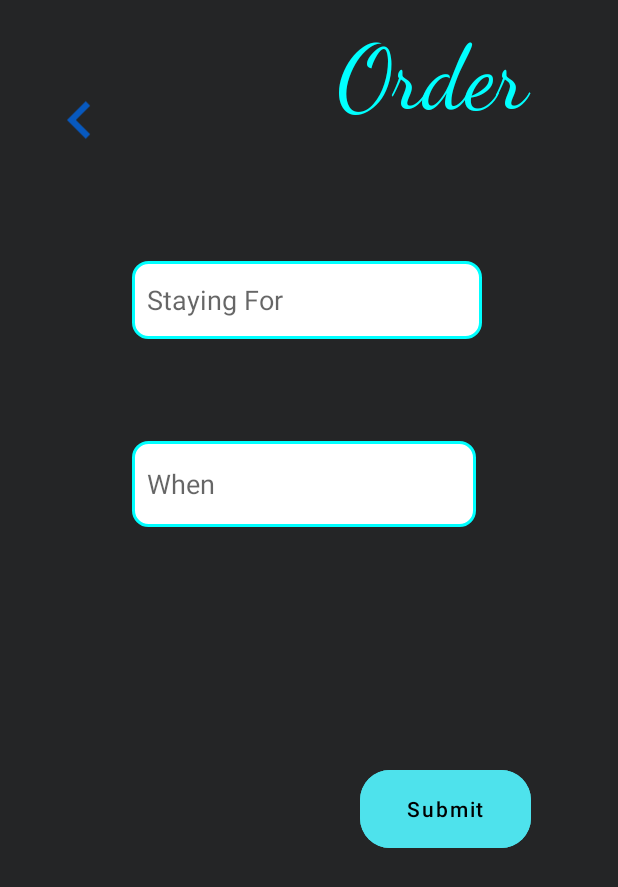
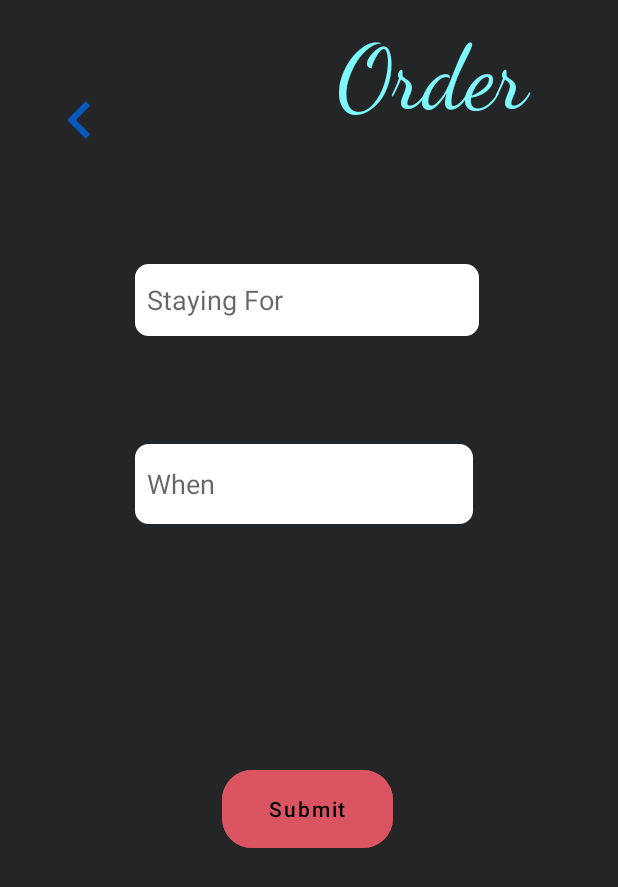
Before and after one commit to deja232/Joeys, an Android app: the form screen opened directly, with no data from a screen before it, on a phone screen of 412 x 824 dp. Shown: the top 887 px of the screen. Run offline under Robolectric (Android 15) with nearby library versions, the phone set to English and light mode, and no system bars.

Commit message:
update color

```diff
--- a/app/src/main/java/com/example/joeys/checkout.java
+++ b/app/src/main/java/com/example/joeys/checkout.java
@@ -3,6 +3,7 @@ package com.example.joeys;
 import androidx.appcompat.app.AppCompatActivity;
 
 import android.os.Bundle;
+
 
 public class checkout extends AppCompatActivity {
 
@@ -11,5 +12,8 @@ public class checkout extends AppCompatActivity {
         super.onCreate(savedInstanceState);
         setContentView(R.layout.activity_checkout);
         getSupportActionBar().hide();
+
+
+
     }
 }
--- a/app/src/main/res/drawable/bglined.xml
+++ b/app/src/main/res/drawable/bglined.xml
@@ -2,6 +2,6 @@
 <shape xmlns:android="http://schemas.android.com/apk/res/android">
     <solid android:color="@color/white"></solid>
     <corners android:radius="10dp"></corners>
-    <stroke android:color="@color/aqua"></stroke>
+    <stroke android:color="#242526"></stroke>
     <stroke android:width="2dp"></stroke>
 </shape>
--- a/app/src/main/res/layout/activity_checkout.xml
+++ b/app/src/main/res/layout/activity_checkout.xml
@@ -4,8 +4,8 @@
     xmlns:tools="http://schemas.android.com/tools"
     android:layout_width="match_parent"
     android:layout_height="match_parent"
-    tools:context=".checkout"
-    android:background="@color/dg">
+    android:background="#242526"
+    tools:context=".checkout">
 
     <androidx.cardview.widget.CardView
         android:id="@+id/cardView"
--- a/app/src/main/res/layout/activity_form.xml
+++ b/app/src/main/res/layout/activity_form.xml
@@ -4,8 +4,8 @@
     xmlns:tools="http://schemas.android.com/tools"
     android:layout_width="match_parent"
     android:layout_height="match_parent"
-    tools:context=".form"
-    android:background="@color/dg">
+    android:background="#242526"
+    tools:context=".form">
 
     <EditText
         android:id="@+id/stay"
@@ -43,7 +43,7 @@
         android:id="@+id/Submit"
         android:layout_width="114dp"
         android:layout_height="64dp"
-        android:layout_marginStart="240dp"
+        android:layout_marginStart="148dp"
         android:layout_marginTop="156dp"
         android:backgroundTint="@color/pblu"
         android:text="Submit"
@@ -63,7 +63,7 @@
         android:fontFamily="cursive"
         android:text="Order"
         android:textAlignment="center"
-        android:textColor="@color/aqua"
+        android:textColor="#7DF9FF "
         android:textSize="60dp"
         app:layout_constraintEnd_toEndOf="parent"
         app:layout_constraintHorizontal_bias="1.0"
--- a/app/src/main/res/layout/activity_list.xml
+++ b/app/src/main/res/layout/activity_list.xml
@@ -4,8 +4,8 @@
     xmlns:tools="http://schemas.android.com/tools"
     android:layout_width="match_parent"
     android:layout_height="match_parent"
-    tools:context=".List"
-    android:background="@color/dg">
+    android:background="#242526"
+    tools:context=".List">
 
     <ScrollView
         android:layout_width="match_parent"
--- a/app/src/main/res/layout/activity_splash.xml
+++ b/app/src/main/res/layout/activity_splash.xml
@@ -4,8 +4,8 @@
     xmlns:tools="http://schemas.android.com/tools"
     android:layout_width="match_parent"
     android:layout_height="match_parent"
-    tools:context=".Splash"
-    android:background="@color/dsb">
+    android:background="#242526"
+    tools:context=".Splash">
 
 
     <ImageView
@@ -13,7 +13,7 @@
         android:layout_width="379dp"
         android:layout_height="252dp"
         android:layout_marginStart="16dp"
-        android:layout_marginTop="124dp"
+        android:layout_marginTop="120dp"
         app:layout_constraintStart_toStartOf="parent"
         app:layout_constraintTop_toTopOf="parent"
         app:srcCompat="@drawable/joey" />
--- a/app/src/main/res/values/colors.xml
+++ b/app/src/main/res/values/colors.xml
@@ -16,9 +16,9 @@
     <color name="aqua">#00FFFF</color>
     <color name="orange">#FFA500</color>
     <color name="plat">#E5E4E2</color>
-    <color name="pblu">#4EE2EC</color>
-    <color name="cot">#FCDFFF</color>
+    <color name="pblu">#DB5461</color>
+    <color name="cot">#000000</color>
     <color name="dp">#7D1B7E</color>
-    <color name="dsb">#2B3856</color>
-    <color name="dg">#242526</color>
+    <color name="dsb">#FAF0E6</color>
+    <color name="dg">#1C304A</color>
 </resources>
```
